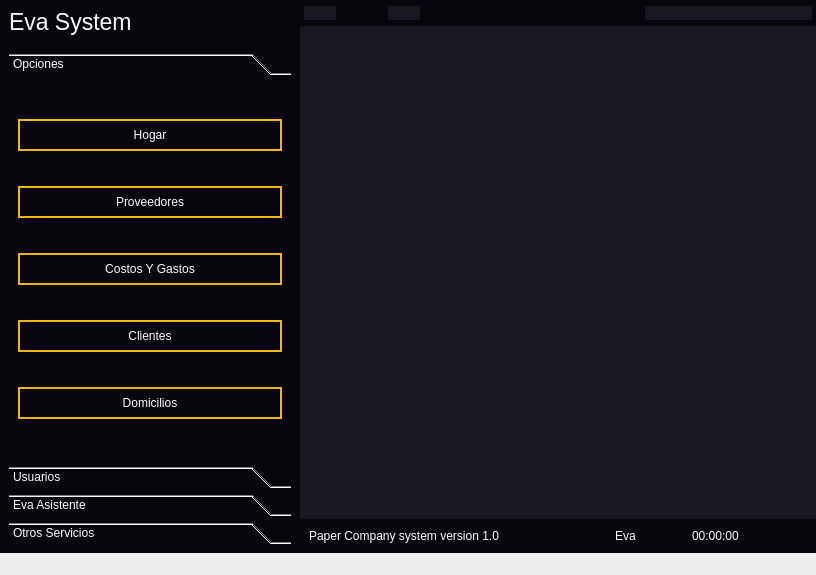
Before: the Qt Designer form ui/EvaSystem.ui in leonardo2322/Eva, drawn with Qt 5.
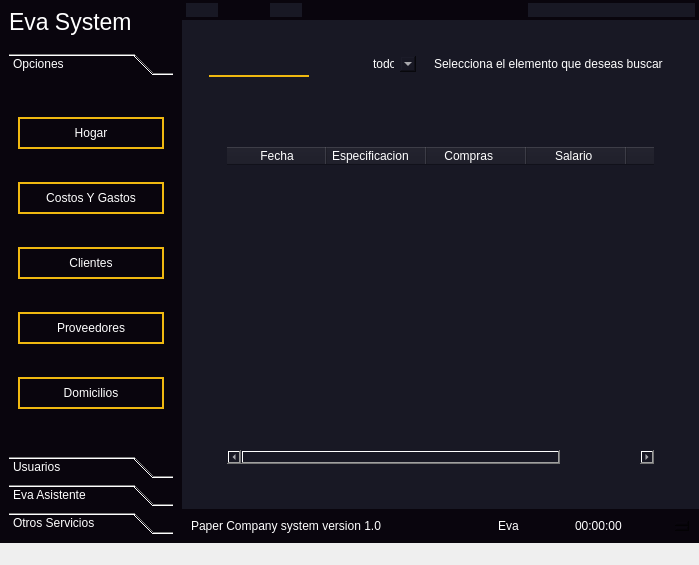
After: the same form once the commit is applied. The open tabs and pages were chosen to show the change. Icons and pictures are not drawn.

```diff
--- a/ui/EvaSystem.ui
+++ b/ui/EvaSystem.ui
@@ -6,8 +6,8 @@
    <rect>
     <x>0</x>
     <y>0</y>
-    <width>816</width>
-    <height>575</height>
+    <width>699</width>
+    <height>565</height>
    </rect>
   </property>
   <property name="windowTitle">
@@ -153,8 +153,8 @@
               <rect>
                <x>0</x>
                <y>0</y>
-               <width>282</width>
-               <height>327</height>
+               <width>192</width>
+               <height>317</height>
               </rect>
              </property>
              <attribute name="icon">
@@ -173,12 +173,9 @@
                 <property name="text">
                  <string>Hogar</string>
                 </property>
-               </widget>
-              </item>
-              <item>
-               <widget class="QPushButton" name="pushButton_10">
-                <property name="text">
-                 <string>Proveedores</string>
+                <property name="icon">
+                 <iconset resource="../../DomiGPS/icons.qrc">
+                  <normaloff>:/icons/home.svg</normaloff>:/icons/home.svg</iconset>
                 </property>
                </widget>
               </item>
@@ -194,6 +191,21 @@
                 <property name="text">
                  <string>Clientes</string>
                 </property>
+                <property name="icon">
+                 <iconset resource="../../DomiGPS/iconosPrincipales.qrc">
+                  <normaloff>:/cct/Clientes.png</normaloff>:/cct/Clientes.png</iconset>
+                </property>
+               </widget>
+              </item>
+              <item>
+               <widget class="QPushButton" name="pushButton_10">
+                <property name="text">
+                 <string>Proveedores</string>
+                </property>
+                <property name="icon">
+                 <iconset resource="../../DomiGPS/iconosPrincipales.qrc">
+                  <normaloff>:/cct/proveedor.png</normaloff>:/cct/proveedor.png</iconset>
+                </property>
                </widget>
               </item>
               <item>
@@ -360,7 +372,7 @@
          <property name="styleSheet">
           <string notr="true">QFrame{
 	background-color:rgb(9, 5, 13);
-	padding:2px 2px;
+	padding:1px 2px;
 }
 
 </string>
@@ -654,7 +666,246 @@
             </property>
             <widget class="QWidget" name="Domicilios_stk"/>
             <widget class="QWidget" name="stk_Proveedores"/>
-            <widget class="QWidget" name="stk_CostosGastos"/>
+            <widget class="QWidget" name="stk_CostosGastos">
+             <layout class="QVBoxLayout" name="verticalLayout_10">
+              <item>
+               <widget class="QScrollArea" name="scrollArea">
+                <property name="widgetResizable">
+                 <bool>true</bool>
+                </property>
+                <widget class="QWidget" name="scrollAreaWidgetContents">
+                 <property name="geometry">
+                  <rect>
+                   <x>0</x>
+                   <y>0</y>
+                   <width>467</width>
+                   <height>412</height>
+                  </rect>
+                 </property>
+                 <layout class="QVBoxLayout" name="verticalLayout_19">
+                  <item>
+                   <widget class="QFrame" name="frame_13">
+                    <property name="frameShape">
+                     <enum>QFrame::StyledPanel</enum>
+                    </property>
+                    <property name="frameShadow">
+                     <enum>QFrame::Raised</enum>
+                    </property>
+                    <layout class="QHBoxLayout" name="horizontalLayout_12">
+                     <property name="spacing">
+                      <number>0</number>
+                     </property>
+                     <property name="leftMargin">
+                      <number>0</number>
+                     </property>
+                     <property name="topMargin">
+                      <number>0</number>
+                     </property>
+                     <property name="rightMargin">
+                      <number>0</number>
+                     </property>
+                     <property name="bottomMargin">
+                      <number>0</number>
+                     </property>
+                     <item>
+                      <widget class="QFrame" name="frame_16">
+                       <property name="frameShape">
+                        <enum>QFrame::StyledPanel</enum>
+                       </property>
+                       <property name="frameShadow">
+                        <enum>QFrame::Raised</enum>
+                       </property>
+                       <layout class="QHBoxLayout" name="horizontalLayout_17">
+                        <property name="spacing">
+                         <number>0</number>
+                        </property>
+                        <property name="leftMargin">
+                         <number>0</number>
+                        </property>
+                        <property name="topMargin">
+                         <number>0</number>
+                        </property>
+                        <property name="rightMargin">
+                         <number>0</number>
+                        </property>
+                        <property name="bottomMargin">
+                         <number>0</number>
+                        </property>
+                        <item>
+                         <widget class="QLineEdit" name="lineEdit">
+                          <property name="styleSheet">
+                           <string notr="true">QLineEdit{
+	height:25px;
+	border-bottom:2px solid #efb810;
+	width:100px
+}
+
+QLineEdit:hover{
+	background-color: rgba(9,5,13,.7)	
+}</string>
+                          </property>
+                         </widget>
+                        </item>
+                       </layout>
+                      </widget>
+                     </item>
+                     <item>
+                      <widget class="QFrame" name="frame_17">
+                       <property name="frameShape">
+                        <enum>QFrame::StyledPanel</enum>
+                       </property>
+                       <property name="frameShadow">
+                        <enum>QFrame::Raised</enum>
+                       </property>
+                       <layout class="QHBoxLayout" name="horizontalLayout_16">
+                        <item>
+                         <widget class="QPushButton" name="pushButton_14">
+                          <property name="text">
+                           <string/>
+                          </property>
+                          <property name="icon">
+                           <iconset resource="../../DomiGPS/icons.qrc">
+                            <normaloff>:/icons/search.svg</normaloff>:/icons/search.svg</iconset>
+                          </property>
+                         </widget>
+                        </item>
+                       </layout>
+                      </widget>
+                     </item>
+                     <item>
+                      <widget class="QFrame" name="frame_19">
+                       <property name="frameShape">
+                        <enum>QFrame::StyledPanel</enum>
+                       </property>
+                       <property name="frameShadow">
+                        <enum>QFrame::Raised</enum>
+                       </property>
+                       <layout class="QHBoxLayout" name="horizontalLayout_18">
+                        <item>
+                         <widget class="QComboBox" name="comboBox">
+                          <item>
+                           <property name="text">
+                            <string>todos</string>
+                           </property>
+                          </item>
+                          <item>
+                           <property name="text">
+                            <string>fecha</string>
+                           </property>
+                          </item>
+                         </widget>
+                        </item>
+                       </layout>
+                      </widget>
+                     </item>
+                     <item>
+                      <widget class="QFrame" name="frame_18">
+                       <property name="frameShape">
+                        <enum>QFrame::StyledPanel</enum>
+                       </property>
+                       <property name="frameShadow">
+                        <enum>QFrame::Raised</enum>
+                       </property>
+                       <layout class="QHBoxLayout" name="horizontalLayout_13">
+                        <item>
+                         <widget class="QLabel" name="label_5">
+                          <property name="text">
+                           <string>Selecciona el elemento que deseas buscar</string>
+                          </property>
+                         </widget>
+                        </item>
+                       </layout>
+                      </widget>
+                     </item>
+                    </layout>
+                   </widget>
+                  </item>
+                  <item>
+                   <widget class="QFrame" name="frame_14">
+                    <property name="frameShape">
+                     <enum>QFrame::StyledPanel</enum>
+                    </property>
+                    <property name="frameShadow">
+                     <enum>QFrame::Raised</enum>
+                    </property>
+                    <layout class="QVBoxLayout" name="verticalLayout_12">
+                     <item>
+                      <widget class="QFrame" name="frame_20">
+                       <property name="frameShape">
+                        <enum>QFrame::StyledPanel</enum>
+                       </property>
+                       <property name="frameShadow">
+                        <enum>QFrame::Raised</enum>
+                       </property>
+                       <layout class="QVBoxLayout" name="verticalLayout_20">
+                        <item>
+                         <layout class="QFormLayout" name="formLayout"/>
+                        </item>
+                       </layout>
+                      </widget>
+                     </item>
+                    </layout>
+                   </widget>
+                  </item>
+                  <item>
+                   <widget class="QFrame" name="frame_15">
+                    <property name="frameShape">
+                     <enum>QFrame::StyledPanel</enum>
+                    </property>
+                    <property name="frameShadow">
+                     <enum>QFrame::Raised</enum>
+                    </property>
+                    <layout class="QVBoxLayout" name="verticalLayout_11">
+                     <item>
+                      <widget class="QFrame" name="frame_21">
+                       <property name="frameShape">
+                        <enum>QFrame::StyledPanel</enum>
+                       </property>
+                       <property name="frameShadow">
+                        <enum>QFrame::Raised</enum>
+                       </property>
+                       <layout class="QVBoxLayout" name="verticalLayout_21">
+                        <item>
+                         <widget class="QTableWidget" name="tableWidget_2">
+                          <column>
+                           <property name="text">
+                            <string>Fecha</string>
+                           </property>
+                          </column>
+                          <column>
+                           <property name="text">
+                            <string>         Especificacion             </string>
+                           </property>
+                          </column>
+                          <column>
+                           <property name="text">
+                            <string>Compras     </string>
+                           </property>
+                          </column>
+                          <column>
+                           <property name="text">
+                            <string>Salario  </string>
+                           </property>
+                          </column>
+                          <column>
+                           <property name="text">
+                            <string>Gastos  </string>
+                           </property>
+                          </column>
+                         </widget>
+                        </item>
+                       </layout>
+                      </widget>
+                     </item>
+                    </layout>
+                   </widget>
+                  </item>
+                 </layout>
+                </widget>
+               </widget>
+              </item>
+             </layout>
+            </widget>
             <widget class="QWidget" name="stk_Clientes"/>
             <widget class="QWidget" name="homeStkInventary">
              <layout class="QVBoxLayout" name="verticalLayout_13">
```
Left out of the diff: 218 changed lines with no effect on the pictures.
